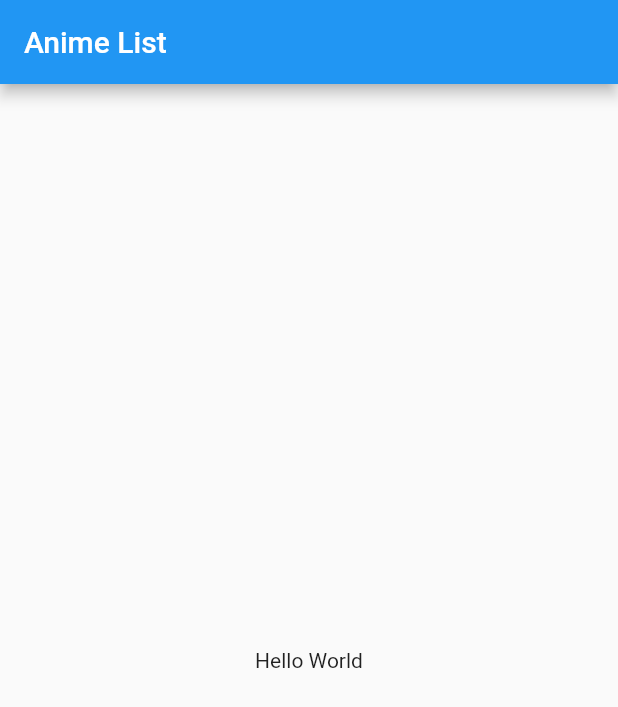
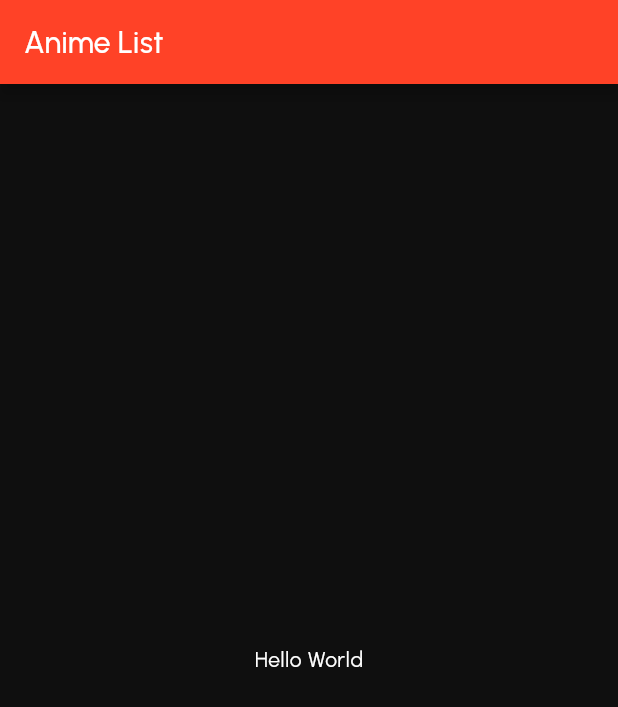
Before and after one commit to ranaice/anime-list, a Flutter app: the screen it shows after launch, on a phone screen of 412 x 824 dp. Shown: the top 707 px of the screen. Run offline on Flutter 3.47's test engine with Material 2 defaults, Android fonts, the phone set to English and light mode, and no system bars; generated files the repository leaves out were written again.

Commit message:
Include app general theming and styles

```diff
--- a/lib/core/presentation/app_widget.dart
+++ b/lib/core/presentation/app_widget.dart
@@ -3,6 +3,7 @@ import 'package:flutter_localizations/flutter_localizations.dart';
 
 import 'l10n/l10n_extensions.dart';
 import 'router/app_router.dart';
+import 'themes/themes.dart';
 
 class AppWidget extends StatelessWidget {
   @override
@@ -16,6 +17,8 @@ class AppWidget extends StatelessWidget {
       ],
       supportedLocales: AppLocalizations.supportedLocales,
       onGenerateRoute: AppRouter().onGenerateRoute,
+      themeMode: ThemeMode.dark,
+      darkTheme: AppTheme.darkThemeData,
     );
   }
 }
--- /dev/null
+++ b/lib/core/presentation/themes/colors.dart
@@ -0,0 +1,18 @@
+import 'package:flutter/material.dart';
+
+class AppColors {
+  const AppColors._();
+
+  // Theme Colors
+  static const primary = Color(0xFFFF4227);
+  static const primaryDark = Color(0xFFB4210B);
+  static const secondary = Color(0xFFFF4227);
+
+  static const background = Color(0xFF0F0F0F);
+  static const surface = Color(0xFF151515);
+
+  static const error = Color(0xFFDD5C5C);
+
+  static const primaryText = Color(0xFFF8F8F8);
+  static const secondaryText = Color(0xFF4A4A4A);
+}
--- /dev/null
+++ b/lib/core/presentation/themes/themes.dart
@@ -0,0 +1,46 @@
+import 'package:flutter/material.dart';
+
+import 'colors.dart';
+import 'typography.dart';
+import 'widget_themes.dart';
+
+class AppTheme {
+  AppTheme._();
+
+  static ThemeData darkThemeData = _themeData(_darkColorScheme);
+
+  static const ColorScheme _darkColorScheme = ColorScheme(
+    primary: AppColors.primary,
+    primaryVariant: AppColors.primaryDark,
+    secondary: AppColors.secondary,
+    secondaryVariant: AppColors.secondary,
+    background: AppColors.background,
+    surface: AppColors.surface,
+    onBackground: AppColors.primaryText,
+    error: AppColors.error,
+    onError: AppColors.primaryText,
+    onPrimary: AppColors.primaryText,
+    onSecondary: AppColors.primaryText,
+    onSurface: AppColors.primaryText,
+    brightness: Brightness.dark,
+  );
+
+  static ThemeData _themeData(ColorScheme colorScheme) {
+    return ThemeData(
+      colorScheme: colorScheme,
+      fontFamily: Fonts.urbanist,
+      cardTheme: WidgetThemes.cardTheme(colorScheme),
+      textTheme: textTheme(),
+      elevatedButtonTheme: WidgetThemes.elevatedButtonTheme(colorScheme),
+
+      // The flutter team is migrating these colors to concentrate the usage of colors inside the ColorScheme, but it's
+      // still WIP, so for now we will set colors both in colorScheme and here.
+      // At some point int the future we can remove these values. [Currently flutter 2.2.3].
+      primaryColor: colorScheme.primary,
+      primaryColorDark: colorScheme.primaryVariant,
+      accentColor: colorScheme.secondary,
+      backgroundColor: colorScheme.background,
+      scaffoldBackgroundColor: colorScheme.background,
+    );
+  }
+}
--- /dev/null
+++ b/lib/core/presentation/themes/typography.dart
@@ -0,0 +1,74 @@
+import 'package:flutter/material.dart';
+
+/// A list of font families used by the app. No need to use directly. This will be used by [TextStyles] to create
+/// concrete styles that will be used by the textTheme. So you should use as Theme.of(context).textTheme or
+/// context.textTheme
+class Fonts {
+  Fonts._();
+
+  static const String urbanist = 'Urbanist';
+}
+
+/// Font Sizes
+/// Avoid using these directly. Usually you will use a style defined in the Theme.of(context).textTheme
+class FontSizes {
+  FontSizes._();
+
+  static double get scale => 1;
+
+  static double get s10 => 10 * scale;
+  static double get s12 => 12 * scale;
+  static double get s14 => 14 * scale;
+  static double get s16 => 16 * scale;
+  static double get s20 => 20 * scale;
+  static double get s24 => 24 * scale;
+  static double get s32 => 32 * scale;
+  static double get s40 => 40 * scale;
+}
+
+/// TextStyles - All the core text styles for the app should be declared here.
+/// Usually you will use General text styles from Theme.of(context).textTheme,
+/// however if there are any styles not matched by those, you can define other
+/// styles and centralize here.
+/// Just beware to not create every possible variant here.
+/// More specific variants can be created as needed with:
+/// `AppTextStyles.h6.copyWith(color: Colors.green)`
+class AppTextStyles {
+  AppTextStyles._();
+
+  /// Declare a base style for each Family
+  static const TextStyle urbanistStyle = TextStyle(fontFamily: Fonts.urbanist);
+
+  static TextStyle get h5 =>
+      urbanistStyle.copyWith(fontSize: FontSizes.s24, fontWeight: FontWeight.w400, letterSpacing: 0);
+  static TextStyle get h6 =>
+      urbanistStyle..copyWith(fontSize: FontSizes.s20, fontWeight: FontWeight.w500, letterSpacing: 0.15);
+  static TextStyle get subtitle1 =>
+      urbanistStyle.copyWith(fontSize: FontSizes.s16, fontWeight: FontWeight.w600, letterSpacing: 0.15);
+  static TextStyle get subtitle2 =>
+      urbanistStyle.copyWith(fontSize: FontSizes.s14, fontWeight: FontWeight.w600, letterSpacing: 0.10);
+  static TextStyle get body1 =>
+      urbanistStyle.copyWith(fontSize: FontSizes.s16, fontWeight: FontWeight.w400, letterSpacing: 0.5);
+  static TextStyle get body2 =>
+      urbanistStyle.copyWith(fontSize: FontSizes.s14, fontWeight: FontWeight.w400, letterSpacing: 0.25);
+  static TextStyle get caption =>
+      urbanistStyle.copyWith(fontSize: FontSizes.s12, fontWeight: FontWeight.w400, letterSpacing: 0.4);
+  static TextStyle get overline =>
+      urbanistStyle.copyWith(fontSize: FontSizes.s10, fontWeight: FontWeight.w400, letterSpacing: 0.15);
+  static TextStyle get button =>
+      urbanistStyle.copyWith(fontSize: FontSizes.s14, fontWeight: FontWeight.w600, letterSpacing: 0.5);
+}
+
+TextTheme textTheme() {
+  return TextTheme(
+    headline5: AppTextStyles.h5,
+    headline6: AppTextStyles.h6,
+    subtitle1: AppTextStyles.subtitle1,
+    subtitle2: AppTextStyles.subtitle2,
+    bodyText1: AppTextStyles.body1,
+    bodyText2: AppTextStyles.body2,
+    caption: AppTextStyles.caption,
+    overline: AppTextStyles.overline,
+    button: AppTextStyles.button,
+  );
+}
--- /dev/null
+++ b/lib/core/presentation/themes/widget_themes.dart
@@ -0,0 +1,33 @@
+import 'package:flutter/material.dart';
+
+import 'styles.dart';
+
+class WidgetThemes {
+  WidgetThemes._();
+
+  static CardTheme cardTheme(ColorScheme colorScheme) => CardTheme(
+        color: colorScheme.surface,
+        shape: const RoundedRectangleBorder(
+          borderRadius: CornersSizes.mediumBorderRadius,
+        ),
+        elevation: 2.0,
+      );
+
+  static ElevatedButtonThemeData elevatedButtonTheme(ColorScheme colorScheme) {
+    return ElevatedButtonThemeData(
+      style: ElevatedButton.styleFrom(
+        padding: const EdgeInsets.all(Dimensions.xs),
+        primary: colorScheme.primary,
+      ),
+    );
+  }
+
+  static TextButtonThemeData textButtonTheme(ColorScheme colorScheme) {
+    return TextButtonThemeData(
+      style: TextButton.styleFrom(
+        padding: const EdgeInsets.all(Dimensions.xs),
+        primary: colorScheme.primary,
+      ),
+    );
+  }
+}
```
Also changed, not shown: lib/core/presentation/themes/styles.dart (added, +67 -0 lines), pubspec.yaml (+11 -11 lines), assets/fonts/Urbanist-Light.ttf (added), assets/fonts/Urbanist-Medium.ttf (added), assets/fonts/Urbanist-Regular.ttf (added), assets/fonts/Urbanist-SemiBold.ttf (added), 6 other files.
